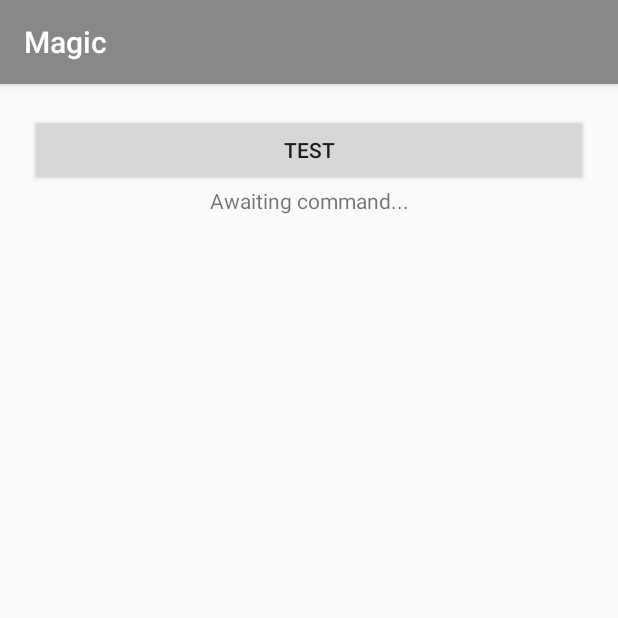
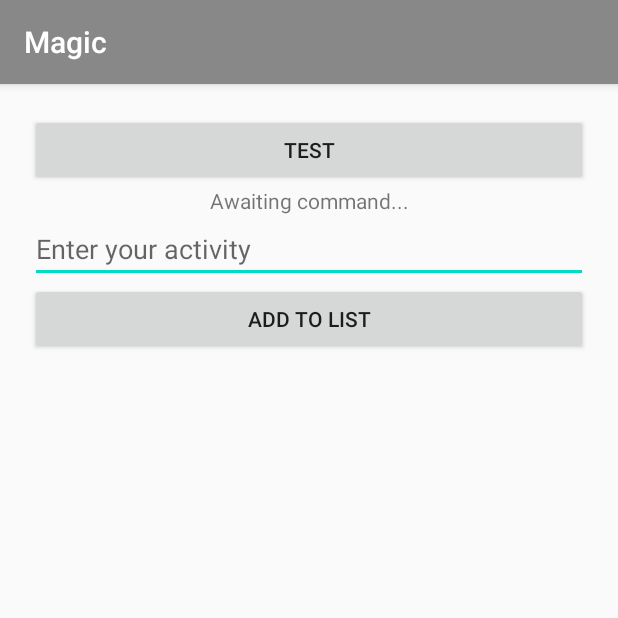
Before and after one commit to sinoct/DataLayer, an Android app: the screen it shows after launch (MainActivity), on a phone screen of 412 x 824 dp, the top half of it. Run offline under Robolectric (Android 15) with nearby library versions, the phone set to English and light mode, and no system bars.

Commit message:
to do list activities working from the phone's side

```diff
--- a/mobile/src/main/java/com/example/myapplication/MainActivity.java
+++ b/mobile/src/main/java/com/example/myapplication/MainActivity.java
@@ -25,6 +25,7 @@ import android.os.Vibrator;
 import android.util.Log;
 import android.view.View;
 import android.widget.Button;
+import android.widget.EditText;
 import android.widget.TextView;
 
 import com.google.android.gms.tasks.Task;
@@ -44,9 +45,11 @@ public class MainActivity extends AppCompatActivity {
 
     Button talkbutton;
     TextView textview;
+    EditText todoListInput;
     protected Handler myHandler;
     private int[] sounds= new int[]{R.raw.fursrodah, R.raw.oof, R.raw.quack, R.raw.rubberduck, R.raw.xpshutdown, R.raw.xpstartup};
     private boolean flash = false;
+    private List<String> todoList;
 
     @Override
     protected void onCreate(Bundle savedInstanceState) {
@@ -54,6 +57,7 @@ public class MainActivity extends AppCompatActivity {
         setContentView(R.layout.activity_main);
         talkbutton = findViewById(R.id.talkButton);
         textview = findViewById(R.id.textView);
+        todoListInput = findViewById(R.id.todoListInput);
 
 
 
@@ -126,6 +130,17 @@ public class MainActivity extends AppCompatActivity {
         if (newinfo.compareTo("") != 0) {
             textview.append("\n" + newinfo);
         }
+    }
+
+    public void addToList(View view) {
+        String todo = todoListInput.getText().toString();
+        if(todo.equals("")){
+            textview.setText("Enter a normal activity!");
+        }
+        else{
+            new NewThread("/my_path", todo).start();
+        }
+
     }
 
     public void talkClick(View view) {
--- a/mobile/src/main/res/layout/activity_main.xml
+++ b/mobile/src/main/res/layout/activity_main.xml
@@ -27,9 +27,30 @@
         <TextView
             android:id="@+id/textView"
             android:layout_width="match_parent"
-            android:layout_height="match_parent"
+            android:layout_height="wrap_content"
             android:gravity="center_horizontal"
             android:text="Awaiting command..." />
+
+        <LinearLayout
+            android:layout_width="match_parent"
+            android:layout_height="match_parent"
+            android:orientation="vertical">
+
+            <EditText
+                android:id="@+id/todoListInput"
+                android:layout_width="match_parent"
+                android:layout_height="wrap_content"
+                android:ems="10"
+                android:hint="Enter your activity"
+                android:inputType="textPersonName" />
+
+            <Button
+                android:id="@+id/todoListAddButton"
+                android:layout_width="match_parent"
+                android:layout_height="wrap_content"
+                android:onClick="addToList"
+                android:text="Add To List" />
+        </LinearLayout>
 
     </LinearLayout>
 
```
